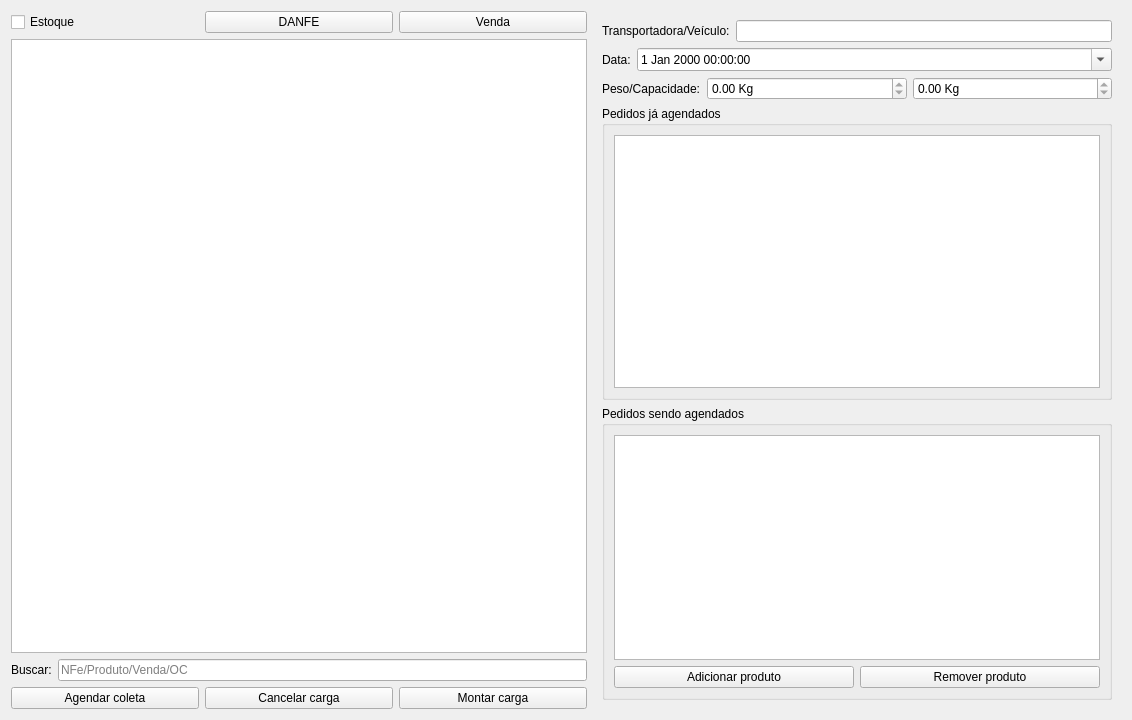
Above: ui/widgetlogisticaagendarcoleta.ui from darktorres/ERP-STACCATO before the change. Below: the same form after it.
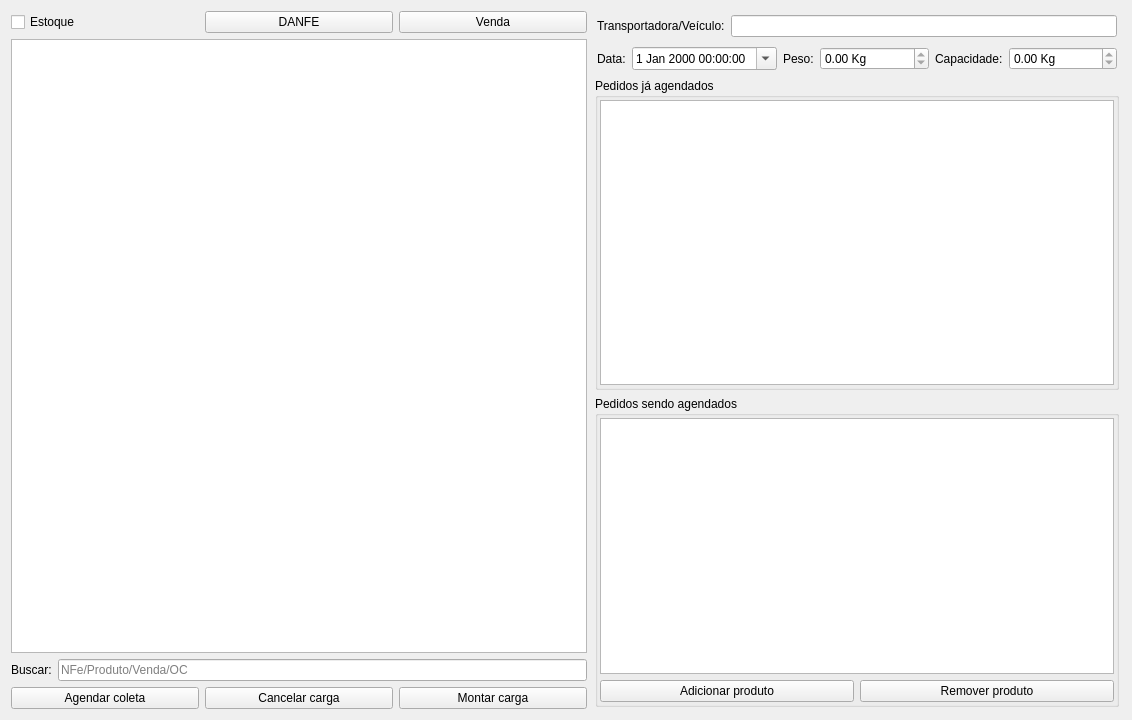
That is the form after the change. Custom widgets are drawn as their Qt base class.

Patch:
```diff
--- a/ui/widgetlogisticaagendarcoleta.ui
+++ b/ui/widgetlogisticaagendarcoleta.ui
@@ -155,8 +155,32 @@
    <item row="0" column="2" rowspan="4">
     <widget class="QFrame" name="frameCaminhao">
      <layout class="QGridLayout" name="gridLayout">
+      <property name="leftMargin">
+       <number>2</number>
+      </property>
+      <property name="topMargin">
+       <number>2</number>
+      </property>
+      <property name="rightMargin">
+       <number>2</number>
+      </property>
+      <property name="bottomMargin">
+       <number>2</number>
+      </property>
       <item row="0" column="0">
        <layout class="QGridLayout" name="gridLayout_4">
+        <property name="leftMargin">
+         <number>2</number>
+        </property>
+        <property name="topMargin">
+         <number>2</number>
+        </property>
+        <property name="rightMargin">
+         <number>2</number>
+        </property>
+        <property name="bottomMargin">
+         <number>2</number>
+        </property>
         <item row="0" column="0">
          <widget class="QLabel" name="label">
           <property name="text">
@@ -170,7 +194,32 @@
        </layout>
       </item>
       <item row="1" column="0">
-       <layout class="QGridLayout" name="gridLayout_7">
+       <layout class="QGridLayout" name="gridLayout_3">
+        <property name="leftMargin">
+         <number>2</number>
+        </property>
+        <property name="topMargin">
+         <number>2</number>
+        </property>
+        <property name="rightMargin">
+         <number>2</number>
+        </property>
+        <property name="bottomMargin">
+         <number>2</number>
+        </property>
+        <item row="0" column="5">
+         <widget class="QDoubleSpinBox" name="doubleSpinBoxCapacidade">
+          <property name="readOnly">
+           <bool>true</bool>
+          </property>
+          <property name="suffix">
+           <string> Kg</string>
+          </property>
+          <property name="maximum">
+           <double>99999.990000000005239</double>
+          </property>
+         </widget>
+        </item>
         <item row="0" column="0">
          <widget class="QLabel" name="label_4">
           <property name="sizePolicy">
@@ -184,31 +233,7 @@
           </property>
          </widget>
         </item>
-        <item row="0" column="1">
-         <widget class="QDateTimeEdit" name="dateTimeEdit">
-          <property name="calendarPopup">
-           <bool>true</bool>
-          </property>
-         </widget>
-        </item>
-       </layout>
-      </item>
-      <item row="2" column="0">
-       <layout class="QGridLayout" name="gridLayout_3">
-        <item row="0" column="0">
-         <widget class="QLabel" name="label_2">
-          <property name="sizePolicy">
-           <sizepolicy hsizetype="Maximum" vsizetype="Preferred">
-            <horstretch>0</horstretch>
-            <verstretch>0</verstretch>
-           </sizepolicy>
-          </property>
-          <property name="text">
-           <string>Peso/Capacidade:</string>
-          </property>
-         </widget>
-        </item>
-        <item row="0" column="1">
+        <item row="0" column="3">
          <widget class="QDoubleSpinBox" name="doubleSpinBoxPeso">
           <property name="readOnly">
            <bool>true</bool>
@@ -221,27 +246,62 @@
           </property>
          </widget>
         </item>
+        <item row="0" column="1">
+         <widget class="QDateTimeEdit" name="dateTimeEdit">
+          <property name="calendarPopup">
+           <bool>true</bool>
+          </property>
+         </widget>
+        </item>
         <item row="0" column="2">
-         <widget class="QDoubleSpinBox" name="doubleSpinBoxCapacidade">
-          <property name="readOnly">
-           <bool>true</bool>
+         <widget class="QLabel" name="label_2">
+          <property name="sizePolicy">
+           <sizepolicy hsizetype="Maximum" vsizetype="Preferred">
+            <horstretch>0</horstretch>
+            <verstretch>0</verstretch>
+           </sizepolicy>
           </property>
-          <property name="suffix">
-           <string> Kg</string>
+          <property name="text">
+           <string>Peso:</string>
           </property>
-          <property name="maximum">
-           <double>99999.990000000005239</double>
+         </widget>
+        </item>
+        <item row="0" column="4">
+         <widget class="QLabel" name="label_5">
+          <property name="sizePolicy">
+           <sizepolicy hsizetype="Maximum" vsizetype="Preferred">
+            <horstretch>0</horstretch>
+            <verstretch>0</verstretch>
+           </sizepolicy>
+          </property>
+          <property name="text">
+           <string>Capacidade:</string>
           </property>
          </widget>
         </item>
        </layout>
       </item>
-      <item row="3" column="0">
+      <item row="2" column="0">
        <widget class="QGroupBox" name="groupBox">
         <property name="title">
          <string>Pedidos já agendados</string>
         </property>
         <layout class="QGridLayout" name="gridLayout_6">
+         <property name="leftMargin">
+          <number>2</number>
+         </property>
+         <property name="topMargin">
+          <number>2</number>
+         </property>
+         <property name="rightMargin">
+          <number>2</number>
+         </property>
+         <property name="bottomMargin">
+          <number>2</number>
+         </property>
+         <property name="spacing">
+          <number>0</number>
+         </property>
          <item row="0" column="0">
           <widget class="TableView" name="tableTranspAgend">
            <property name="palette">
@@ -298,12 +358,24 @@
         </layout>
        </widget>
       </item>
-      <item row="4" column="0">
+      <item row="3" column="0">
        <widget class="QGroupBox" name="groupBox_2">
         <property name="title">
          <string>Pedidos sendo agendados</string>
         </property>
         <layout class="QGridLayout" name="gridLayout_8">
+         <property name="leftMargin">
+          <number>2</number>
+         </property>
+         <property name="topMargin">
+          <number>2</number>
+         </property>
+         <property name="rightMargin">
+          <number>2</number>
+         </property>
+         <property name="bottomMargin">
+          <number>2</number>
+         </property>
          <item row="1" column="1">
           <widget class="QPushButton" name="pushButtonRemoverProduto">
            <property name="text">
```
Left out of the diff: 1 changed line with no effect on the pictures.
